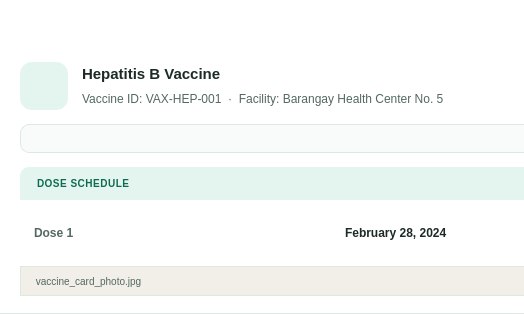
First picture: the form in src/ui/card_vaccination.ui, repository shasheenahdeeneillelumasag/CCC151---Group-Project, before the edit; both pictures show x 0 to 524 and y 0 to 314 of the 994 by 314 pixel window.
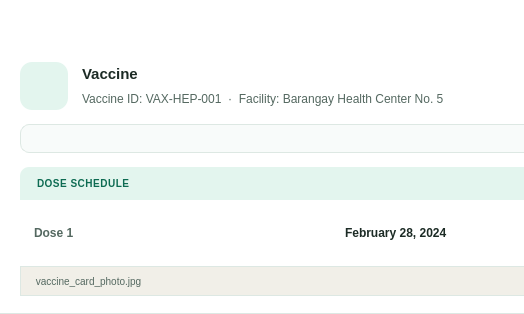
Second picture: the form after the edit. Icons and pictures are not drawn.

The edit to the form file:
```diff
--- a/src/ui/card_vaccination.ui
+++ b/src/ui/card_vaccination.ui
@@ -102,7 +102,7 @@
           <string>QLabel { font-size: 15px; font-weight: bold; color: #1C2B25; }</string>
          </property>
          <property name="text">
-          <string>Hepatitis B Vaccine</string>
+          <string>Vaccine</string>
          </property>
         </widget>
        </item>
```
